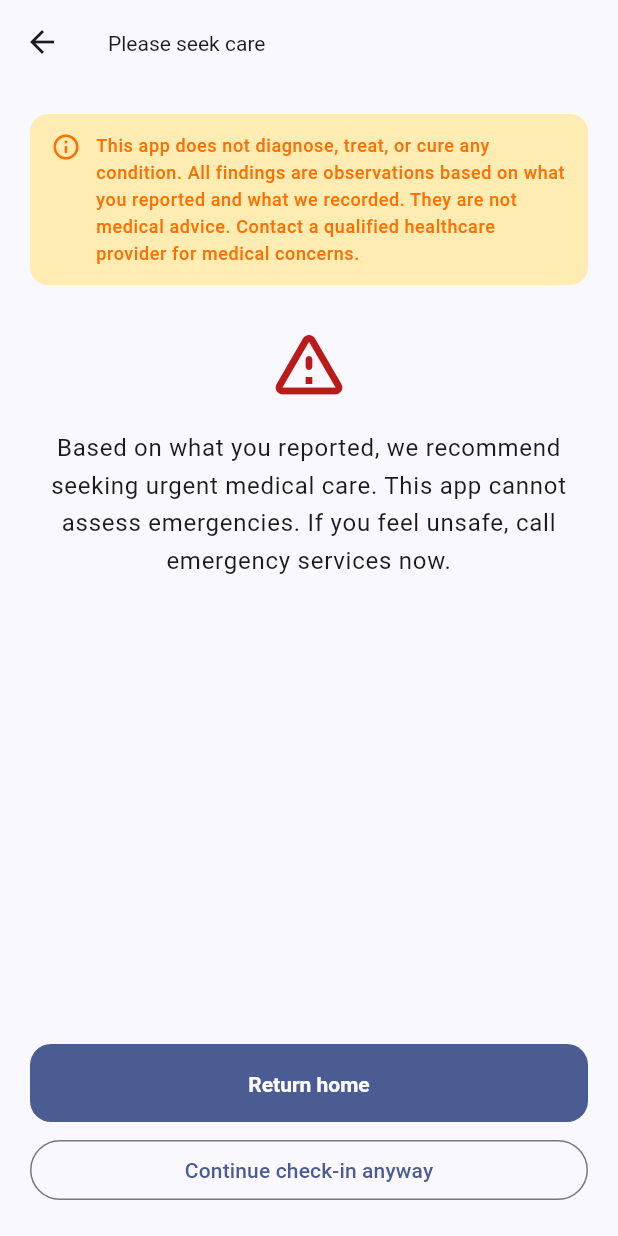
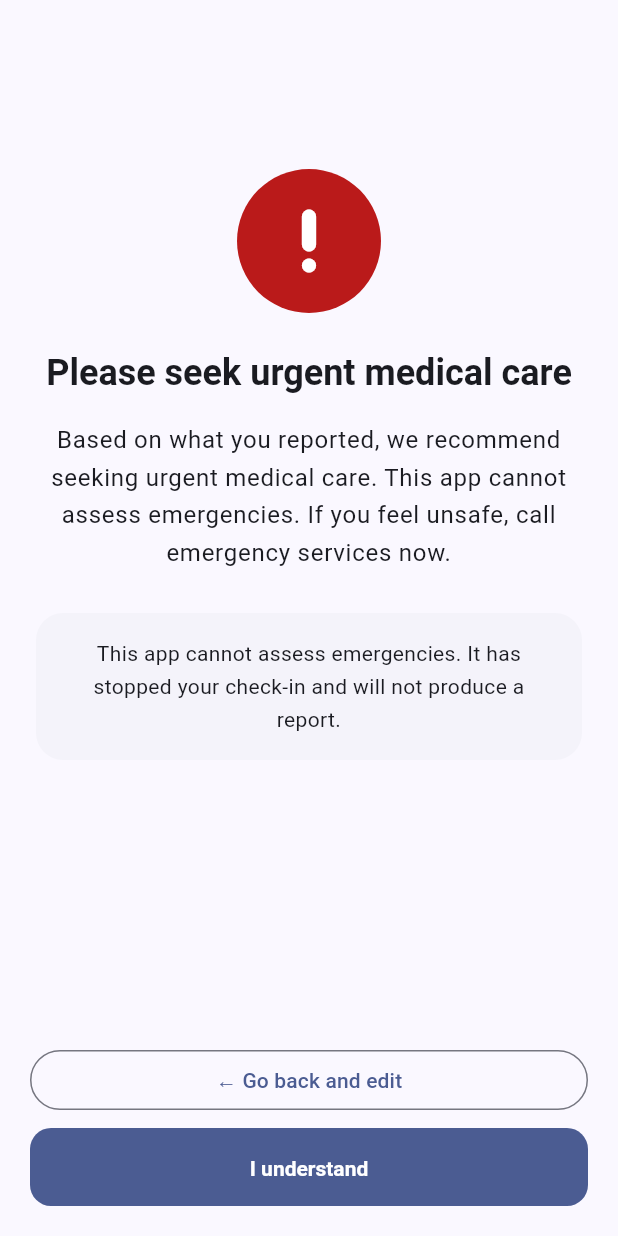
Before and after one commit to Duynguyen0106/MSK-Photo-App-, a Flutter app: the RedFlagScreen screen opened by its route, on a phone screen of 412 x 824 dp. Run offline on Flutter 3.47's test engine with Material 3 defaults, Android fonts, the phone set to English and light mode, and no system bars; our stand-ins replace camera, csv, fl_chart, flutter_secure_storage, hive_flutter, path_drawing and 3 more; missing offline and left inert: google_mlkit_pose_detection; accounts and stored records are empty.

Commit message:
Redesign red flag screen with urgent-care messaging and actions
- Large red circle icon and urgent-care title
- Body text from RedFlagEngine escalation message
- Emergency disclaimer card
- Go back to questions or acknowledge and return home

Co-authored-by: Duynguyen0106 <Duynguyen0106@users.noreply.github.com>

```diff
--- a/apps/patient/lib/screens/red_flag_screen.dart
+++ b/apps/patient/lib/screens/red_flag_screen.dart
@@ -3,7 +3,6 @@ import 'package:provider/provider.dart';
 
 import '../providers/check_in_provider.dart';
 import '../routes.dart';
-import '../widgets/disclaimer_banner.dart';
 
 /// Urgent-care messaging when red flags are reported — not a diagnosis.
 class RedFlagScreen extends StatelessWidget {
@@ -15,18 +14,31 @@ class RedFlagScreen extends StatelessWidget {
     final theme = Theme.of(context);
 
     return Scaffold(
-      appBar: AppBar(title: const Text('Please seek care')),
-      body: Padding(
+      body: SafeArea(
+        child: Padding(
           padding: const EdgeInsets.all(20),
           child: Column(
             crossAxisAlignment: CrossAxisAlignment.stretch,
             children: [
-            const DisclaimerBanner(padding: EdgeInsets.zero),
+              const Spacer(flex: 1),
+              Center(
+                child: CircleAvatar(
+                  radius: 48,
+                  backgroundColor: theme.colorScheme.error,
+                  child: Icon(
+                    Icons.priority_high_rounded,
+                    size: 56,
+                    color: theme.colorScheme.onError,
+                  ),
+                ),
+              ),
               const SizedBox(height: 24),
-            Icon(
-              Icons.warning_amber_rounded,
-              size: 56,
-              color: theme.colorScheme.error,
+              Text(
+                'Please seek urgent medical care',
+                style: theme.textTheme.headlineSmall?.copyWith(
+                  fontWeight: FontWeight.w700,
+                ),
+                textAlign: TextAlign.center,
               ),
               const SizedBox(height: 16),
               Text(
@@ -34,7 +46,27 @@ class RedFlagScreen extends StatelessWidget {
                 style: theme.textTheme.bodyLarge,
                 textAlign: TextAlign.center,
               ),
-            const Spacer(),
+              const SizedBox(height: 24),
+              Card(
+                child: Padding(
+                  padding: const EdgeInsets.all(16),
+                  child: Text(
+                    'This app cannot assess emergencies. It has stopped your '
+                    'check-in and will not produce a report.',
+                    style: theme.textTheme.bodyMedium,
+                    textAlign: TextAlign.center,
+                  ),
+                ),
+              ),
+              const Spacer(flex: 2),
+              OutlinedButton(
+                onPressed: () => Navigator.pushReplacementNamed(
+                  context,
+                  AppRoutes.questions,
+                ),
+                child: const Text('← Go back and edit'),
+              ),
+              const SizedBox(height: 8),
               FilledButton(
                 onPressed: () {
                   provider.reset();
@@ -44,15 +76,10 @@ class RedFlagScreen extends StatelessWidget {
                     (r) => false,
                   );
                 },
-              child: const Text('Return home'),
-            ),
-            const SizedBox(height: 8),
-            OutlinedButton(
-              onPressed: () =>
-                  Navigator.pushReplacementNamed(context, AppRoutes.whyPhoto),
-              child: const Text('Continue check-in anyway'),
+                child: const Text('I understand'),
               ),
             ],
+          ),
         ),
       ),
     );
```
Lines whose indentation alone changed are shown as unchanged.
